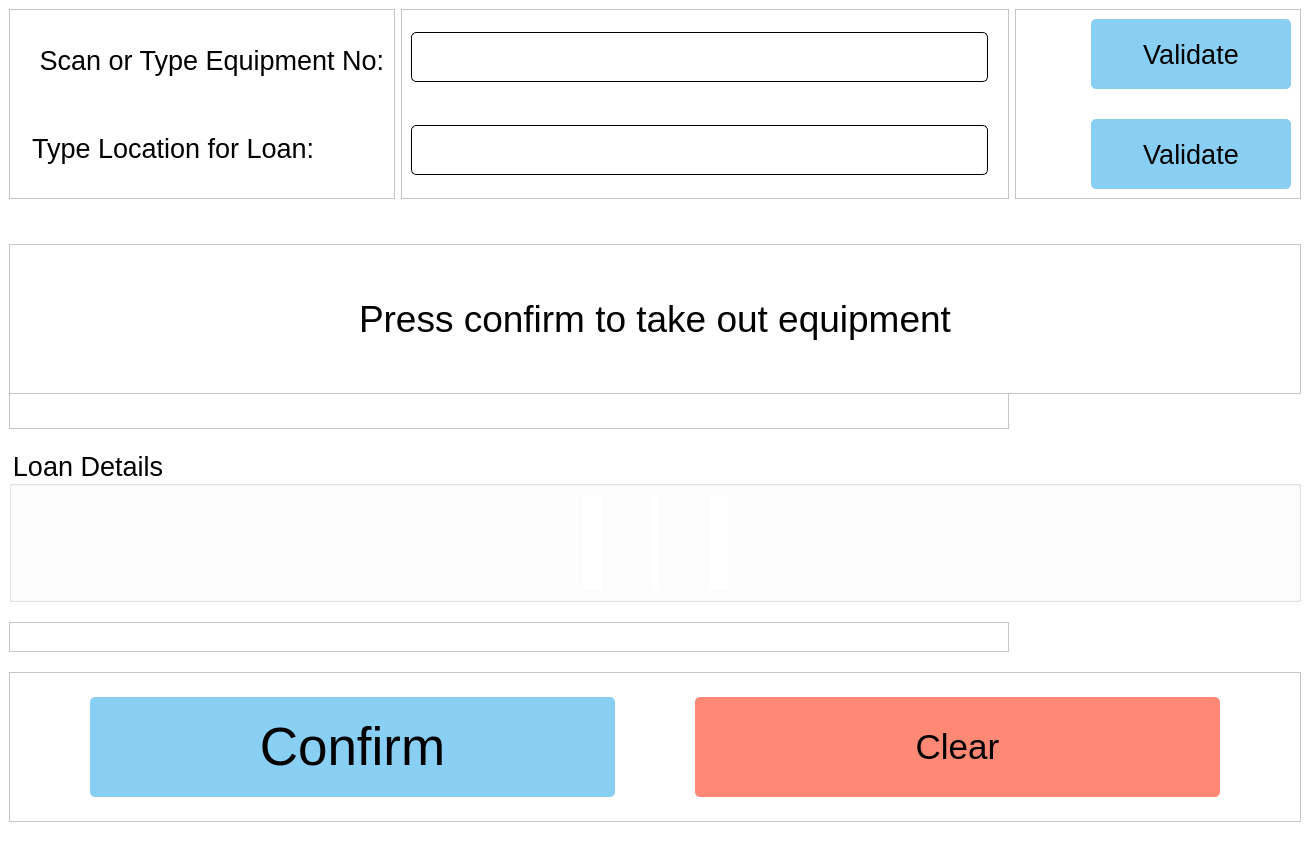
First picture: the form in ui/gui.ui, repository qmohebi/equipment_library_desktop_app, before the edit.
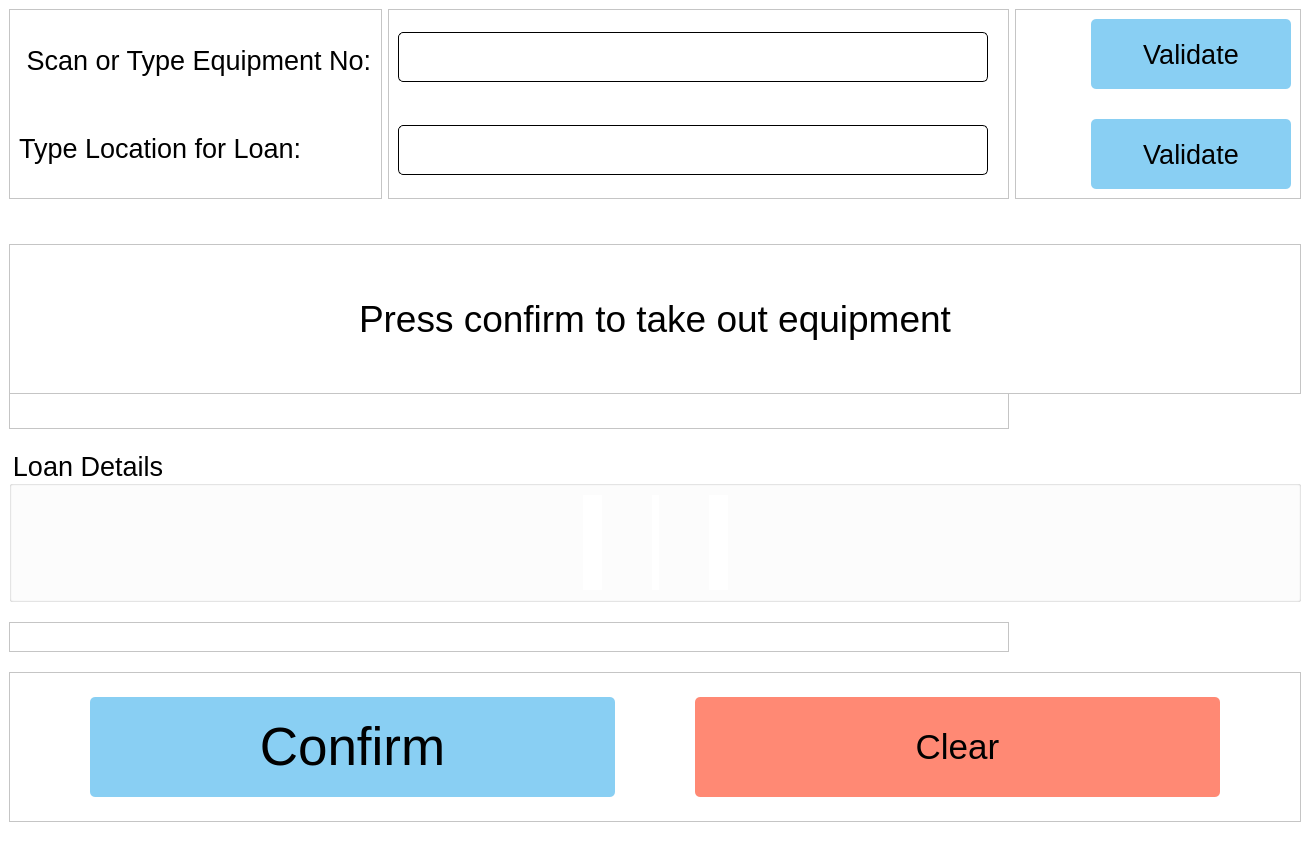
Second picture: the form after the edit.

Patch:
```diff
--- a/ui/gui.ui
+++ b/ui/gui.ui
@@ -203,25 +203,7 @@
        <property name="verticalSpacing">
         <number>5</number>
        </property>
-       <item row="1" column="1">
-        <widget class="QLabel" name="lbl_loan">
-         <property name="minimumSize">
-          <size>
-           <width>0</width>
-           <height>50</height>
-          </size>
-         </property>
-         <property name="font">
-          <font>
-           <pointsize>20</pointsize>
-          </font>
-         </property>
-         <property name="text">
-          <string>Type Location for Loan:</string>
-         </property>
-        </widget>
-       </item>
-       <item row="0" column="1">
+       <item row="0" column="0">
         <widget class="QLabel" name="lbl_equipment">
          <property name="minimumSize">
           <size>
@@ -240,16 +222,20 @@
         </widget>
        </item>
        <item row="1" column="0">
-        <widget class="QLabel" name="lbl_no_2">
-         <property name="text">
-          <string/>
+        <widget class="QLabel" name="lbl_loan">
+         <property name="minimumSize">
+          <size>
+           <width>0</width>
+           <height>50</height>
+          </size>
          </property>
-        </widget>
-       </item>
-       <item row="0" column="0">
-        <widget class="QLabel" name="lbl_no_1">
+         <property name="font">
+          <font>
+           <pointsize>20</pointsize>
+          </font>
+         </property>
          <property name="text">
-          <string/>
+          <string>Type Location for Loan:</string>
          </property>
         </widget>
        </item>
```
